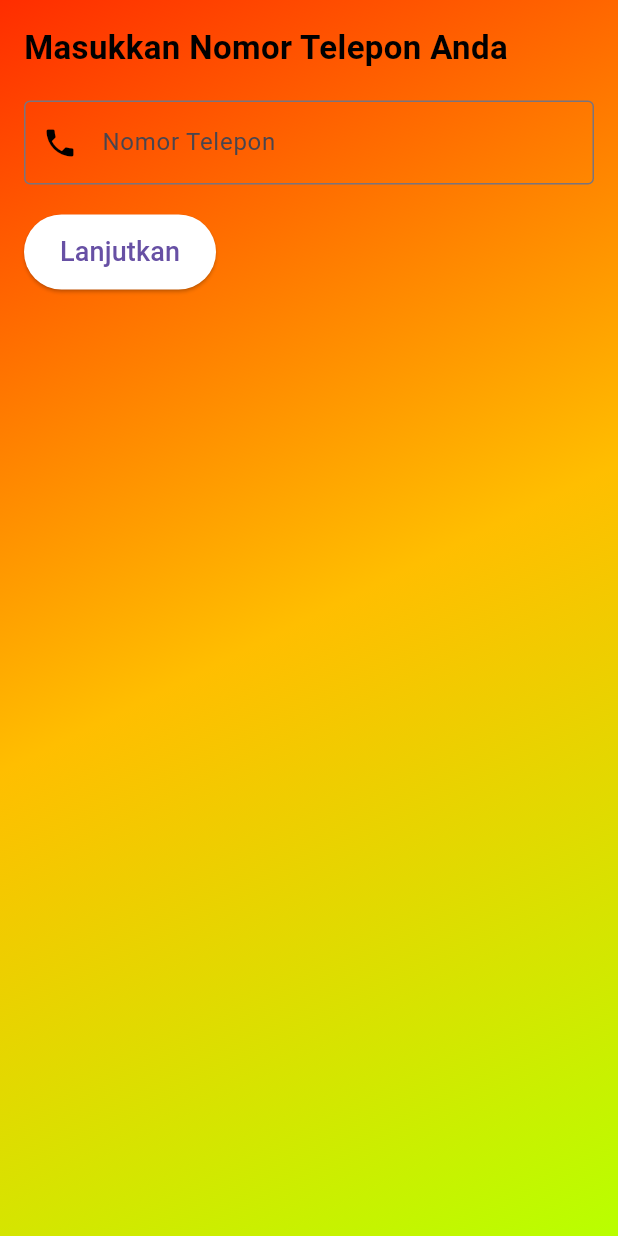
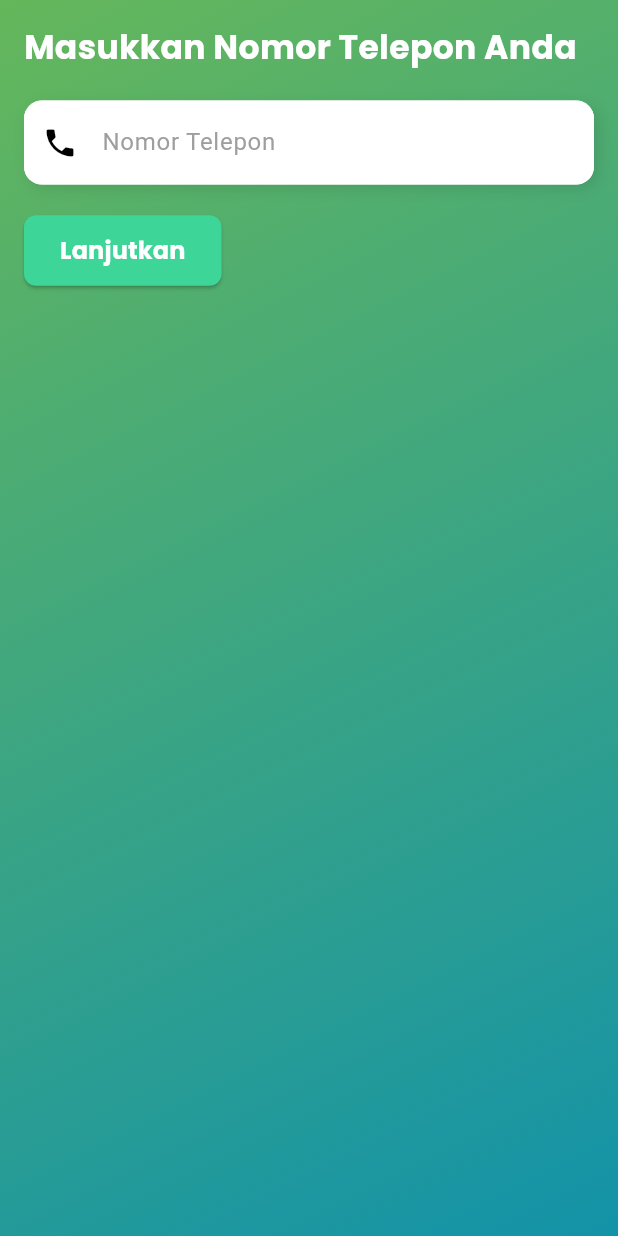
Before and after one commit to Zwinglyy/Projek_MD, a Flutter app: the screen it shows after launch, after a tap on "Forgot Password?", on a phone screen of 412 x 824 dp. Run offline on Flutter 3.47's test engine with Material 3 defaults, Android fonts, the phone set to English and light mode, and no system bars; our stand-ins replace flutter_animate, fluttertoast, google_fonts, material_design_icons_flutter.

Commit message:
UI login_.dart dan resetPasswd_page_.dart

```diff
--- a/lib/userManagement/login_.dart
+++ b/lib/userManagement/login_.dart
@@ -18,15 +18,16 @@ class _LoginPageState extends State<LoginPage> with SingleTickerProviderStateMix
   String userPasswd = '';
   bool _isPasswordVisible = false;
   bool _isLoading = false;
+
   late AnimationController _controller;
 
   @override
   void initState() {
     super.initState();
     _controller = AnimationController(
-      duration: const Duration(seconds: 4),
+      duration: const Duration(seconds: 6),
       vsync: this,
-    )..repeat(reverse: true);
+    )..repeat(reverse: true); // Animasi bolak-balik
   }
 
   @override
@@ -45,9 +46,8 @@ class _LoginPageState extends State<LoginPage> with SingleTickerProviderStateMix
             decoration: BoxDecoration(
               gradient: LinearGradient(
                 colors: [
-                  Color.lerp(Color(0xFFFF0000), Color(0xFFFFA500), _controller.value)!,
-                  Color.lerp(Color(0xFFFFA500), Color(0xFFFFFF00), _controller.value)!,
-                  Color.lerp(Color(0xFFFFFF00), Color(0xFF00FF00), _controller.value)!,
+                  Color.lerp(Colors.lightGreen, Colors.teal, _controller.value)!,
+                  Color.lerp(Colors.teal, Colors.blueAccent, _controller.value)!,
                 ],
                 begin: Alignment.topLeft,
                 end: Alignment.bottomRight,
@@ -72,7 +72,7 @@ class _LoginPageState extends State<LoginPage> with SingleTickerProviderStateMix
                   style: GoogleFonts.poppins(
                     fontSize: 28,
                     fontWeight: FontWeight.w700,
-                    color: Colors.black,
+                    color: Colors.white,
                   ),
                 ),
                 const SizedBox(height: 8),
@@ -80,7 +80,7 @@ class _LoginPageState extends State<LoginPage> with SingleTickerProviderStateMix
                   'Login to continue',
                   style: GoogleFonts.poppins(
                     fontSize: 16,
-                    color: Colors.black,
+                    color: Colors.white70,
                   ),
                 ),
                 const SizedBox(height: 30),
@@ -114,7 +114,7 @@ class _LoginPageState extends State<LoginPage> with SingleTickerProviderStateMix
                           validator: (value) => value!.isEmpty
                               ? 'Enter your phone number'
                               : null,
-                        ).animate().fadeIn(duration: 500.ms),
+                        ),
                         const SizedBox(height: 15),
                         TextFormField(
                           decoration: InputDecoration(
@@ -140,12 +140,26 @@ class _LoginPageState extends State<LoginPage> with SingleTickerProviderStateMix
                           onSaved: (value) => userPasswd = value!,
                           validator: (value) =>
                           value!.isEmpty ? 'Enter your password' : null,
-                        ).animate().fadeIn(duration: 800.ms),
+                        ),
                         const SizedBox(height: 20),
 
                         // Tombol Login
                         _isLoading
-                            ? CircularProgressIndicator()
+                            ? Column(
+                          children: [
+                            LinearProgressIndicator(
+                              color: Colors.lightGreen,
+                            ).animate().scale(duration: 500.ms),
+                            const SizedBox(height: 10),
+                            Text(
+                              'Logging in...',
+                              style: GoogleFonts.poppins(
+                                fontSize: 16,
+                                color: Colors.white,
+                              ),
+                            ),
+                          ],
+                        )
                             : SizedBox(
                           width: double.infinity,
                           child: ElevatedButton(
@@ -162,7 +176,7 @@ class _LoginPageState extends State<LoginPage> with SingleTickerProviderStateMix
                               style: GoogleFonts.poppins(
                                 fontSize: 16,
                                 fontWeight: FontWeight.bold,
-                                color: Colors.white70,
+                                color: Colors.white,
                               ),
                             ),
                           ),
@@ -171,7 +185,6 @@ class _LoginPageState extends State<LoginPage> with SingleTickerProviderStateMix
                     ),
                   ),
                 ),
-
                 const SizedBox(height: 20),
                 TextButton(
                   onPressed: () {
@@ -180,7 +193,7 @@ class _LoginPageState extends State<LoginPage> with SingleTickerProviderStateMix
                   },
                   child: Text(
                     'Forgot Password?',
-                    style: GoogleFonts.poppins(color: Colors.black),
+                    style: GoogleFonts.poppins(color: Colors.white),
                   ),
                 ),
                 Row(
@@ -189,7 +202,7 @@ class _LoginPageState extends State<LoginPage> with SingleTickerProviderStateMix
                     Text(
                       'Don\'t have an account?',
                       style: GoogleFonts.poppins(
-                        color: Colors.black,
+                        color: Colors.white,
                       ),
                     ),
                     TextButton(
@@ -202,7 +215,7 @@ class _LoginPageState extends State<LoginPage> with SingleTickerProviderStateMix
                       child: Text(
                         'Register',
                         style: GoogleFonts.poppins(
-                          color: Colors.black,
+                          color: Colors.white,
                           fontWeight: FontWeight.bold,
                         ),
                       ),
--- a/lib/userManagement/resetPasswd_page_.dart
+++ b/lib/userManagement/resetPasswd_page_.dart
@@ -54,9 +54,8 @@ class _ResetPasswordPageState extends State<ResetPasswordPage> with SingleTicker
             decoration: BoxDecoration(
               gradient: LinearGradient(
                 colors: [
-                  Color.lerp(Color(0xFFFF0000), Color(0xFFFFA500), _controller.value)!,
-                  Color.lerp(Color(0xFFFFA500), Color(0xFFFFFF00), _controller.value)!,
-                  Color.lerp(Color(0xFFFFFF00), Color(0xFF00FF00), _controller.value)!,
+                  Color.lerp(Colors.lightGreen, Colors.teal, _controller.value)!,
+              Color.lerp(Colors.teal, Colors.blueAccent, _controller.value)!,
                 ],
                 begin: Alignment.topLeft,
                 end: Alignment.bottomRight,
@@ -68,7 +67,9 @@ class _ResetPasswordPageState extends State<ResetPasswordPage> with SingleTicker
         child: AbsorbPointer(
           absorbing: isLoading,
           child: isLoading
-              ? Center(child: CircularProgressIndicator())
+              ? Center(child: CircularProgressIndicator(
+              color: Colors.blue,
+          ))
               : SingleChildScrollView(
             padding: const EdgeInsets.all(16.0),
             child: ConstrainedBox(
@@ -98,32 +99,68 @@ class _ResetPasswordPageState extends State<ResetPasswordPage> with SingleTicker
         children: [
           Text(
             'Masukkan Nomor Telepon Anda',
-            style: TextStyle(fontSize: 22, fontWeight: FontWeight.bold, color: Colors.black),
+            style: GoogleFonts.poppins(
+              fontSize: 22,
+              fontWeight: FontWeight.bold,
+              color: Colors.white,
+            ),
           ),
           SizedBox(height: 20),
-          TextFormField(
+          Container(
+            decoration: BoxDecoration(
+              color: Colors.white, // Warna latar belakang untuk TextFormField
+              borderRadius: BorderRadius.circular(12),
+              boxShadow: [
+                BoxShadow(
+                  color: Colors.black.withOpacity(0.1), // Bayangan lembut
+                  blurRadius: 8,
+                  offset: Offset(3, 3),
+                ),
+              ],
+            ),
+            child: TextFormField(
               keyboardType: TextInputType.phone,
               decoration: InputDecoration(
                 labelText: 'Nomor Telepon',
+                labelStyle: TextStyle(color: Colors.grey),
                 prefixIcon: Icon(Icons.phone, color: Colors.black),
-              border: OutlineInputBorder(),
+                border: OutlineInputBorder(
+                  borderRadius: BorderRadius.circular(12),
+                  borderSide: BorderSide.none, // Hapus border default
+                ),
+                contentPadding: EdgeInsets.symmetric(vertical: 16, horizontal: 12),
+                filled: true,
+                fillColor: Colors.white, // Warna latar belakang tidak transparan
               ),
               onSaved: (value) => phoneNumber = value!,
-            validator: (value) => value!.isEmpty ? 'Masukkan nomor telepon Anda' : null,
+              validator: (value) =>
+              value!.isEmpty ? 'Masukkan nomor telepon Anda' : null,
+            ),
           ),
           SizedBox(height: 20),
           ElevatedButton(
             onPressed: _validatePhoneNumber,
-            child: Text('Lanjutkan', style: TextStyle (fontSize: 18)),
+            child: Text(
+              'Lanjutkan',
+              style: GoogleFonts.poppins(
+                fontSize: 16,
+                fontWeight: FontWeight.bold,
+                color: Colors.white,
+              ),
+            ),
             style: ElevatedButton.styleFrom(
-              backgroundColor: Colors.white,
+              backgroundColor: Color(0xFF3DD598),
               padding: EdgeInsets.symmetric(vertical: 12, horizontal: 24),
+              shape: RoundedRectangleBorder(
+                borderRadius: BorderRadius.circular(8),
+              ),
             ),
           ),
         ],
       ),
     );
   }
+
 
   Widget _buildStep2() {
     return Form(
@@ -133,31 +170,64 @@ class _ResetPasswordPageState extends State<ResetPasswordPage> with SingleTicker
         children: [
           Text(
             pqQuestion,
-            style: TextStyle(fontSize: 22, fontWeight: FontWeight.bold, color: Colors.black),
+            style: GoogleFonts.poppins(
+              fontSize: 22,
+              fontWeight: FontWeight.bold,
+              color: Colors.white,
+            ),
           ),
           SizedBox(height: 20),
-          TextFormField(
+          Container(
+            decoration: BoxDecoration(
+              color: Colors.white, // Warna latar belakang untuk TextFormField
+              borderRadius: BorderRadius.circular(12), // Sudut membulat
+              boxShadow: [
+                BoxShadow(
+                  color: Colors.black.withOpacity(0.1), // Bayangan lembut
+                  blurRadius: 8,
+                  offset: Offset(3, 3),
+                ),
+              ],
+            ),
+            child: TextFormField(
               decoration: InputDecoration(
                 labelText: 'Jawaban Anda',
+                labelStyle: TextStyle(color: Colors.grey),
                 prefixIcon: Icon(Icons.question_answer, color: Colors.black),
-              border: OutlineInputBorder(),
+                border: OutlineInputBorder(
+                  borderRadius: BorderRadius.circular(12),
+                  borderSide: BorderSide.none, // Hapus border default
+                ),
+                contentPadding: EdgeInsets.symmetric(vertical: 16, horizontal: 12),
+                filled: true,
+                fillColor: Colors.white, // Warna latar belakang tidak transparan
               ),
               onSaved: (value) => pqAnswer = value!,
               validator: (value) => value!.isEmpty ? 'Masukkan jawaban' : null,
             ),
+          ),
           SizedBox(height: 20),
           ElevatedButton(
             onPressed: _verifyPQAnswer,
-            child: Text('Lanjutkan', style: TextStyle(fontSize: 18)),
+            child: Text(
+              'Lanjutkan',
+              style: GoogleFonts.poppins(fontSize: 18,
+                fontWeight: FontWeight.bold,
+                color: Colors.white,),
+            ),
             style: ElevatedButton.styleFrom(
-              backgroundColor: Colors.white,
+              backgroundColor: Color(0xFF3DD598),
               padding: EdgeInsets.symmetric(vertical: 12, horizontal: 24),
+              shape: RoundedRectangleBorder(
+                borderRadius: BorderRadius.circular(8),
+              ),
             ),
           ),
         ],
       ),
     );
   }
+
 
   Widget _buildStep3() {
     return Form(
@@ -167,13 +237,30 @@ class _ResetPasswordPageState extends State<ResetPasswordPage> with SingleTicker
         children: [
           Text(
             'Masukkan Kata Sandi Baru',
-            style: TextStyle(fontSize: 22, fontWeight: FontWeight.bold, color: Colors.black),
+            style: GoogleFonts.poppins(
+              fontSize: 22,
+              fontWeight: FontWeight.bold,
+              color: Colors.white,
+            ),
           ),
           SizedBox(height: 20),
-          TextFormField(
+          Container(
+            decoration: BoxDecoration(
+              color: Colors.white70, // Warna latar belakang
+              borderRadius: BorderRadius.circular(12), // Sudut membulat
+              boxShadow: [
+                BoxShadow(
+                  color: Colors.black.withOpacity(0.1), // Bayangan lembut
+                  blurRadius: 8,
+                  offset: Offset(3, 3),
+                ),
+              ],
+            ),
+            child: TextFormField(
               obscureText: !_isPasswordVisible,
               decoration: InputDecoration(
                 labelText: 'Kata Sandi Baru',
+                labelStyle: TextStyle(color: Colors.grey),
                 prefixIcon: Icon(Icons.lock, color: Colors.black),
                 suffixIcon: IconButton(
                   icon: Icon(
@@ -186,27 +273,62 @@ class _ResetPasswordPageState extends State<ResetPasswordPage> with SingleTicker
                     });
                   },
                 ),
-              border: OutlineInputBorder(),
+                border: OutlineInputBorder(
+                  borderRadius: BorderRadius.circular(12),
+                  borderSide: BorderSide.none, // Hapus garis tepi default
+                ),
+                contentPadding: EdgeInsets.symmetric(vertical: 16, horizontal: 12),
+                filled: true,
+                fillColor: Colors.white70, // Warna latar belakang tidak transparan
               ),
               onChanged: (value) => newPassword = value,
               validator: (value) => value!.isEmpty ? 'Masukkan kata sandi baru' : null,
             ),
+          ),
           SizedBox(height: 20),
-          TextFormField(
+          Container(
+            decoration: BoxDecoration(
+              color: Colors.white70, // Warna latar belakang
+              borderRadius: BorderRadius.circular(12), // Sudut membulat
+              boxShadow: [
+                BoxShadow(
+                  color: Colors.black.withOpacity(0.1), // Bayangan lembut
+                  blurRadius: 8,
+                  offset: Offset(3, 3),
+                ),
+              ],
+            ),
+            child: TextFormField(
               obscureText: !_isPasswordVisible,
               decoration: InputDecoration(
                 labelText: 'Ketik Ulang Kata Sandi',
+                labelStyle: TextStyle(color: Colors.grey),
                 prefixIcon: Icon(Icons.lock, color: Colors.black),
-              border: OutlineInputBorder(),
+                border: OutlineInputBorder(
+                  borderRadius: BorderRadius.circular(12),
+                  borderSide: BorderSide.none, // Hapus garis tepi default
                 ),
-            validator: (value) => value != newPassword ? 'Kata sandi tidak cocok' : null,
+                contentPadding: EdgeInsets.symmetric(vertical: 16, horizontal: 12),
+                filled: true,
+                fillColor: Colors.white, // Warna latar belakang tidak transparan
+              ),
+              validator: (value) =>
+              value != newPassword ? 'Kata sandi tidak cocok' : null,
+            ),
           ),
           SizedBox(height: 20),
           ElevatedButton(
             onPressed: _updatePassword,
-            child: Text('Perbarui Kata Sandi', style: TextStyle(fontSize: 18)),
+            child: Text(
+              'Perbarui Kata Sandi',
+              style: GoogleFonts.poppins(
+                fontSize: 18,
+                fontWeight: FontWeight.bold,
+                color: Colors.white,
+              ),
+            ),
             style: ElevatedButton.styleFrom(
-              backgroundColor: Colors.white,
+              backgroundColor: Color(0xFF3DD598),
               padding: EdgeInsets.symmetric(vertical: 12, horizontal: 24),
             ),
           ),
@@ -214,6 +336,7 @@ class _ResetPasswordPageState extends State<ResetPasswordPage> with SingleTicker
       ),
     );
   }
+
 
   void _validatePhoneNumber() async {
     if (_formKeyStep1.currentState!.validate()) {
--- a/pubspec.yaml
+++ b/pubspec.yaml
@@ -46,6 +46,7 @@ dependencies:
   page_transition: ^2.1.0
   google_fonts: ^6.2.1
   flutter_animate: ^4.5.0
+  lottie: ^2.2.0
 
 dev_dependencies:
   flutter_test:
```
Also changed, not shown: pubspec.lock. Lines whose indentation alone changed are shown as unchanged.
